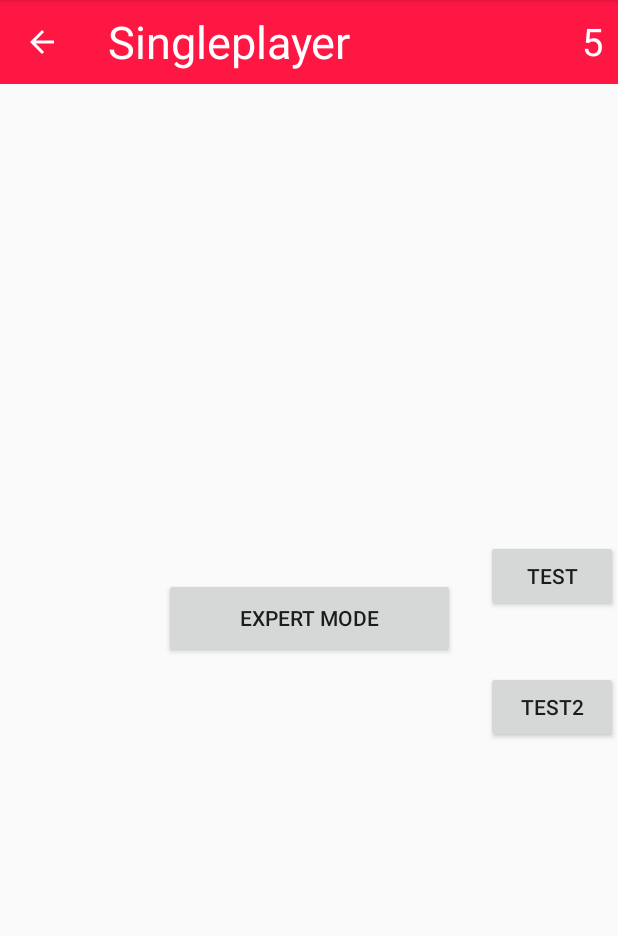
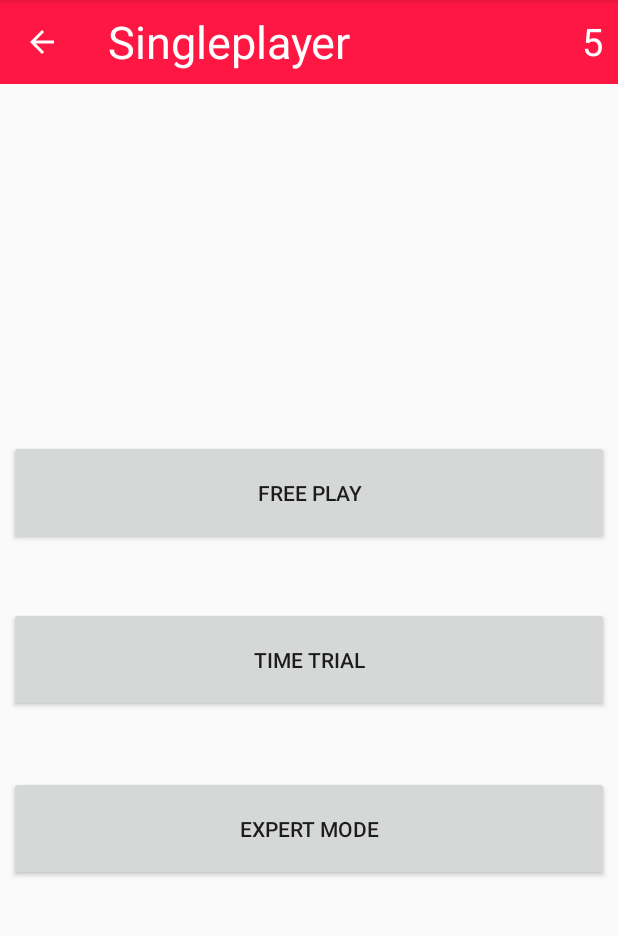
Before and after one commit to AIR-FOI-HR/AIR2002, an Android app: the SingleplayerMenu screen opened directly, with no data from a screen before it, on a phone screen of 412 x 824 dp, the part 84-1020 px from its top. Run offline under Robolectric (Android 15) with nearby library versions, the light colour scheme and no system bars.

Commit message:
Added text on buttons

```diff
--- a/app/src/main/java/com/example/trivialy/SingleplayerMenu.java
+++ b/app/src/main/java/com/example/trivialy/SingleplayerMenu.java
@@ -3,20 +3,14 @@ package com.example.trivialy;
 import android.content.Intent;
 import android.content.SharedPreferences;
 import android.os.Bundle;
-import android.text.Editable;
-import android.text.TextWatcher;
 import android.view.View;
-import android.webkit.ConsoleMessage;
 import android.widget.Button;
 import android.widget.TextView;
 
-import androidx.annotation.Nullable;
 import androidx.appcompat.app.AppCompatActivity;
-import androidx.appcompat.widget.Toolbar;
 
 import java.text.DateFormat;
 import java.text.SimpleDateFormat;
-import java.util.Calendar;
 import java.util.Date;
 import java.util.Timer;
 import java.util.TimerTask;
@@ -52,7 +46,7 @@ public class SingleplayerMenu extends AppCompatActivity {
 
 
         //za testiranje
-        Button testButton = findViewById(R.id.testButton);
+        Button testButton = findViewById(R.id.freePlayButton);
         testButton.setOnClickListener(new View.OnClickListener(){
             public void onClick(View view){
                 Integer LivesInteger = Integer.valueOf((String) Lives2.getText());
@@ -63,7 +57,7 @@ public class SingleplayerMenu extends AppCompatActivity {
                 }
             }
         });
-        Button testButton2 = findViewById(R.id.testButton2);
+        Button testButton2 = findViewById(R.id.timeTrialButton);
         testButton2.setOnClickListener(new View.OnClickListener(){
             public void onClick(View view){
                 Integer LivesInteger2 = Integer.valueOf((String) Lives2.getText());
--- a/app/src/main/res/layout/singleplayer_menu.xml
+++ b/app/src/main/res/layout/singleplayer_menu.xml
@@ -63,32 +63,48 @@
     </androidx.appcompat.widget.Toolbar>
 
     <Button
-        android:id="@+id/testButton"
-        android:layout_width="wrap_content"
-        android:layout_height="wrap_content"
-        android:text="test"
+        android:id="@+id/freePlayButton"
+        android:layout_width="400dp"
+        android:layout_height="70dp"
+        android:layout_marginStart="5dp"
+        android:layout_marginLeft="5dp"
+        android:layout_marginEnd="5dp"
+        android:layout_marginRight="5dp"
+        android:text="@string/free_play_btn"
         app:layout_constraintBottom_toBottomOf="parent"
         app:layout_constraintEnd_toEndOf="parent"
-        app:layout_constraintTop_toTopOf="parent" />
+        app:layout_constraintStart_toStartOf="parent"
+        app:layout_constraintTop_toTopOf="parent"
+        app:layout_constraintVertical_bias="0.42" />
 
     <Button
-        android:id="@+id/testButton2"
-        android:layout_width="wrap_content"
-        android:layout_height="wrap_content"
-        android:text="test2"
+        android:id="@+id/timeTrialButton"
+        android:layout_width="400dp"
+        android:layout_height="70dp"
+        android:layout_marginStart="5dp"
+        android:layout_marginLeft="5dp"
+        android:layout_marginEnd="5dp"
+        android:layout_marginRight="5dp"
+        android:text="@string/time_trial_bnt"
         app:layout_constraintBottom_toBottomOf="parent"
         app:layout_constraintEnd_toEndOf="parent"
-        app:layout_constraintTop_toBottomOf="@+id/testButton"
-        app:layout_constraintVertical_bias="0.126" />
+        app:layout_constraintStart_toStartOf="parent"
+        app:layout_constraintTop_toBottomOf="@+id/freePlayButton"
+        app:layout_constraintVertical_bias="0.123" />
 
     <Button
         android:id="@+id/expertModeButton"
-        android:layout_width="194dp"
-        android:layout_height="53dp"
-        android:text="Expert mode"
+        android:layout_width="400dp"
+        android:layout_height="70dp"
+        android:layout_marginStart="5dp"
+        android:layout_marginLeft="5dp"
+        android:layout_marginEnd="5dp"
+        android:layout_marginRight="5dp"
+        android:text="@string/expert_mode_btn"
         app:layout_constraintBottom_toBottomOf="parent"
         app:layout_constraintEnd_toEndOf="parent"
         app:layout_constraintStart_toStartOf="parent"
-        app:layout_constraintTop_toBottomOf="@+id/topToolbar" />
+        app:layout_constraintTop_toBottomOf="@+id/topToolbar"
+        app:layout_constraintVertical_bias="0.719" />
 
 </androidx.constraintlayout.widget.ConstraintLayout>
--- a/app/src/main/res/values/strings.xml
+++ b/app/src/main/res/values/strings.xml
@@ -28,4 +28,7 @@
     <string name="this_is_a_placeholder_question">This is a placeholder question!</string>
     <string name="singleplayer_text">Choose from multiple </string>
     <string name="about_us">Info</string>
+    <string name="expert_mode_btn">Expert mode</string>
+    <string name="free_play_btn">Free play</string>
+    <string name="time_trial_bnt">Time trial</string>
 </resources>
```
